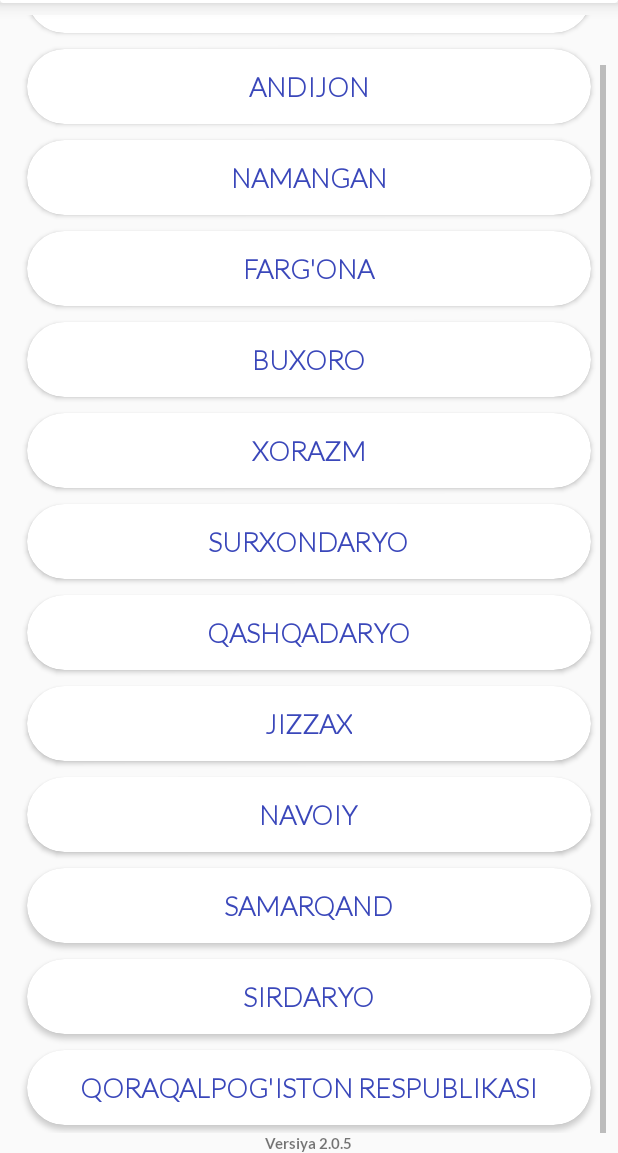
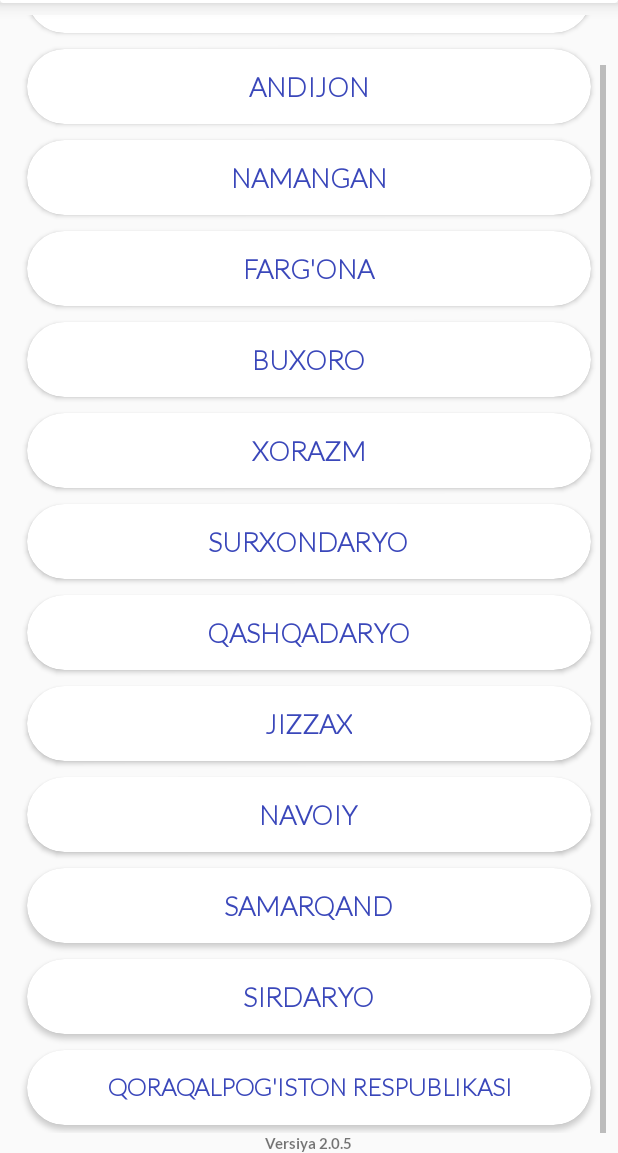
Before and after one commit to Xaliljon/ImtihonGO, an Android app: the AsosiyManzillar screen opened directly, with no data from a screen before it, scrolled down 43 dp, on a phone screen of 412 x 824 dp, the part 83-1236 px from its top. Run offline under Robolectric (Android 15) with nearby library versions, the phone set to English and light mode, and no system bars.

Commit message:
change location

```diff
--- a/app/src/main/java/uz/peachdev/imtihongo/Manzillar/Surxondaryo.java
+++ b/app/src/main/java/uz/peachdev/imtihongo/Manzillar/Surxondaryo.java
@@ -63,7 +63,7 @@ public class Surxondaryo extends FragmentActivity implements OnMapReadyCallback
 //                .title("15 min")).setIcon(BitmapDescriptorFactory.fromResource(R.mipmap.ic_launcher_ui_foreground));
 
 
-//        mMap.moveCamera(CameraUpdateFactory.newLatLngZoom(latLng, 12F));
+        mMap.moveCamera(CameraUpdateFactory.newLatLngZoom(latLng, 12F));
     }
 
 
--- a/app/src/main/java/uz/peachdev/imtihongo/Manzillar/Xorazm.java
+++ b/app/src/main/java/uz/peachdev/imtihongo/Manzillar/Xorazm.java
@@ -57,7 +57,7 @@ public class Xorazm extends FragmentActivity implements OnMapReadyCallback {
 //                .title("15 min")).setIcon(BitmapDescriptorFactory.fromResource(R.mipmap.ic_launcher_ui_foreground));
 
 
-//        mMap.moveCamera(CameraUpdateFactory.newLatLngZoom(latLng, 12F));
+        mMap.moveCamera(CameraUpdateFactory.newLatLngZoom(latLng, 12F));
     }
 
 
--- a/app/src/main/res/layout/activity_asosiy_manzillar.xml
+++ b/app/src/main/res/layout/activity_asosiy_manzillar.xml
@@ -383,6 +383,7 @@
                 android:layout_marginTop="5dp"
                 android:layout_marginRight="10dp"
                 android:layout_marginBottom="5dp"
+                android:layout_gravity="center"
                 android:clickable="true"
                 android:foreground="?android:selectableItemBackground"
                 app:cardCornerRadius="30dp">
@@ -391,11 +392,12 @@
                     android:layout_width="wrap_content"
                     android:layout_height="wrap_content"
                     android:layout_gravity="center"
+                    android:gravity="center"
                     android:fontFamily="@font/latolight"
                     android:text="Qoraqalpog'iston Respublikasi"
                     android:textAllCaps="true"
                     android:textColor="#3A47BA"
-                    android:textSize="18sp"
+                    android:textSize="16sp"
                     android:textStyle="bold" />
 
 
```
Also changed, not shown: 1 other file.
